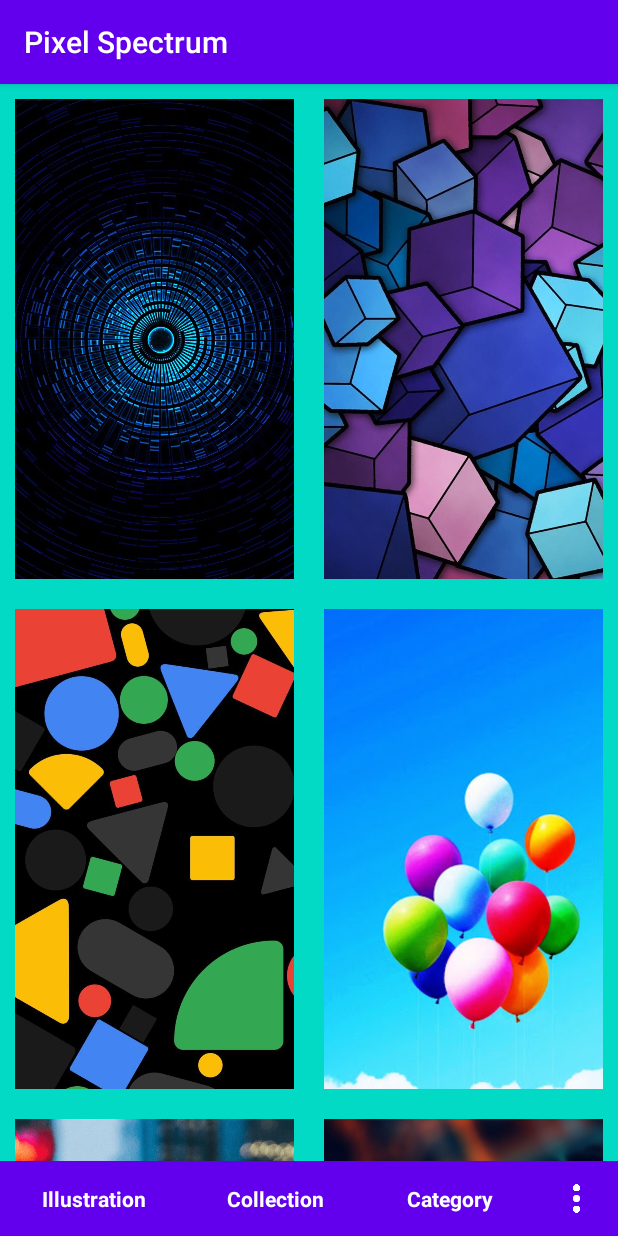
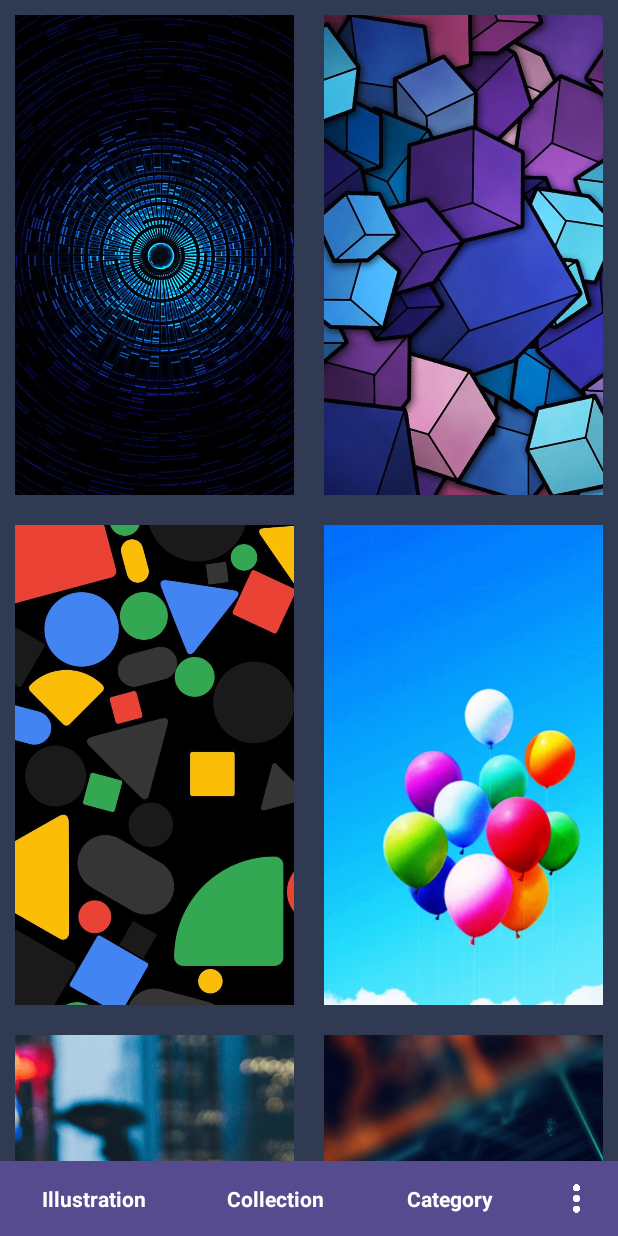
Before and after one commit to DevsLeaders/PixelSpectrum, an Android app: the screen it shows after launch (MainActivity), on a phone screen of 412 x 824 dp. Run offline under Robolectric (Android 15) with nearby library versions, the phone set to English and light mode, and no system bars.

Commit message:
Updated color, styles and action bar

```diff
--- a/app/src/main/res/values/colors.xml
+++ b/app/src/main/res/values/colors.xml
@@ -1,6 +1,6 @@
 <?xml version="1.0" encoding="utf-8"?>
 <resources>
-    <color name="colorPrimary">#6200EE</color>
-    <color name="colorPrimaryDark">#3700B3</color>
-    <color name="colorAccent">#03DAC5</color>
+    <color name="colorPrimary">#574b90</color>
+    <color name="colorPrimaryDark">#574b90</color>
+    <color name="colorAccent">#303a52</color>
 </resources>
--- a/app/src/main/res/values/styles.xml
+++ b/app/src/main/res/values/styles.xml
@@ -1,7 +1,7 @@
 <resources>
 
     <!-- Base application theme. -->
-    <style name="AppTheme" parent="Theme.AppCompat.Light.DarkActionBar">
+    <style name="AppTheme" parent="Theme.AppCompat.Light.NoActionBar">
         <!-- Customize your theme here. -->
         <item name="colorPrimary">@color/colorPrimary</item>
         <item name="colorPrimaryDark">@color/colorPrimaryDark</item>
```
